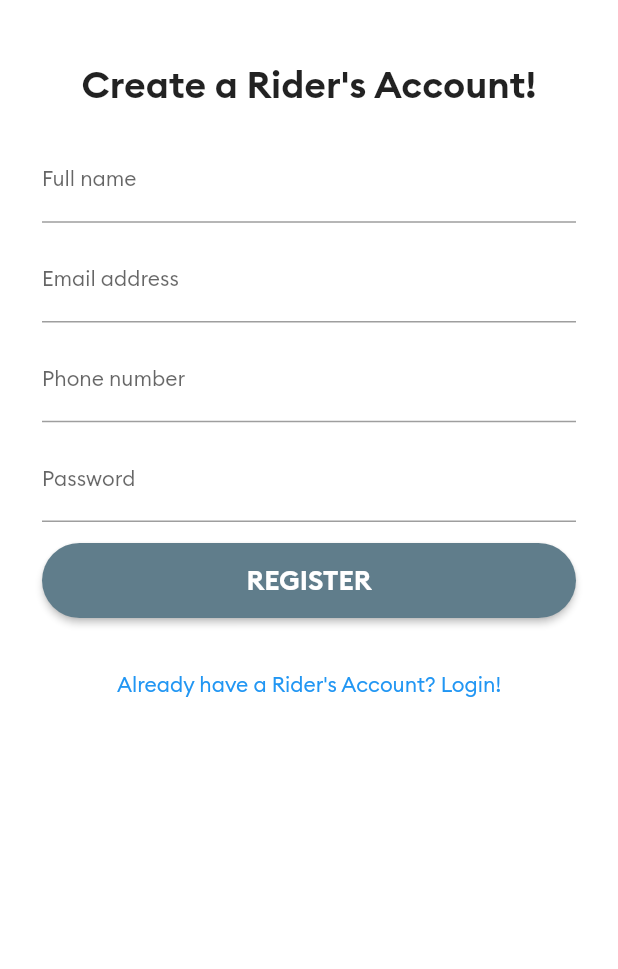
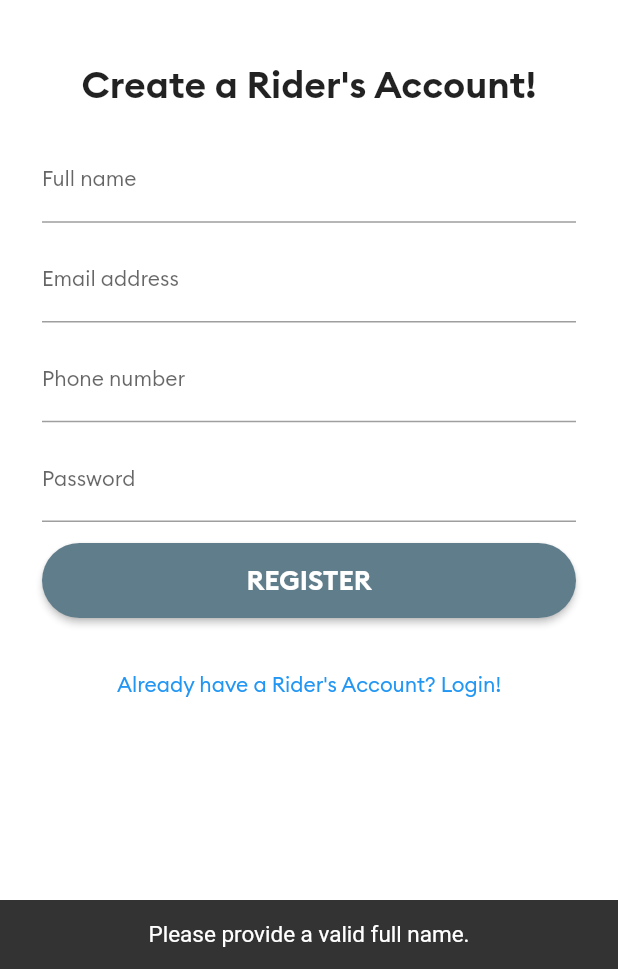
Before and after one commit to mudra16bhandari/cab-rider, a Flutter app: the RegistrationPage screen opened by its route, after a tap on "REGISTER", on a phone screen of 412 x 824 dp, the part 267-1236 px from its top. Run offline on Flutter 3.47's test engine with Material 2 defaults, Android fonts, the phone set to English and light mode, and no system bars; our stand-ins replace firebase_auth, firebase_core, firebase_database; accounts and stored records are empty.

Commit message:
Registration Authentication and some event handling

```diff
--- a/lib/screens/registration_page.dart
+++ b/lib/screens/registration_page.dart
@@ -1,5 +1,6 @@
 import 'package:cab_rider/screens/loginpage.dart';
 import 'package:cab_rider/widgets/TaxiButton.dart';
+import 'package:firebase_auth/firebase_auth.dart';
 import 'package:flutter/material.dart';
 
 import '../brand_colors.dart';
@@ -8,9 +9,42 @@
 
   static const String id = "register";
 
+  final GlobalKey<ScaffoldState> scaffoldKey = new GlobalKey<ScaffoldState>();
+
+  void showSnackBar(String title){
+    final snackbar = SnackBar(
+      content: Text(title, textAlign: TextAlign.center,style: TextStyle(fontSize: 15),),
+    );
+    ScaffoldMessenger.of(scaffoldKey.currentState.context).showSnackBar(snackbar);
+
+  }
+
+  final FirebaseAuth _auth = FirebaseAuth.instance;
+
+  var fullNameController = TextEditingController();
+  var emailController = TextEditingController();
+  var phoneController = TextEditingController();
+  var passwordController = TextEditingController();
+
+  void registerUser() async{
+    final User user = (await _auth.createUserWithEmailAndPassword(
+        email: emailController.text,
+        password: passwordController.text)).user;
+
+    if(user!=null){
+      print("Registration Successful!");
+    }
+    else{
+      print("Some error occurred!");
+    }
+  }
+
+
+
   @override
   Widget build(BuildContext context) {
     return Scaffold(
+      key: scaffoldKey,
       backgroundColor: Colors.white,
       body: SafeArea(
         child: SingleChildScrollView(
@@ -41,6 +75,7 @@
                     children: [
                       //Full name
                       TextField(
+                        controller: fullNameController,
                         keyboardType: TextInputType.name,
                         decoration: InputDecoration(
                             labelText: 'Full name',
@@ -58,6 +93,7 @@
                       ),
                       //Email Address
                       TextField(
+                        controller: emailController,
                         keyboardType: TextInputType.emailAddress,
                         decoration: InputDecoration(
                             labelText: 'Email address',
@@ -75,6 +111,7 @@
                       ),
                       // Phone Number
                       TextField(
+                        controller: phoneController,
                         keyboardType: TextInputType.phone,
                         decoration: InputDecoration(
                             labelText: 'Phone number',
@@ -91,6 +128,7 @@
                         height: 10,
                       ),
                       TextField(
+                        controller: passwordController,
                         obscureText: true,
                         decoration: InputDecoration(
                             labelText: 'Password',
@@ -109,7 +147,27 @@
                       TaxiButton(
                         title: "REGISTER",
                         color: BrandColors.colorBlueGray,
-                        onPressed: (){},
+                        onPressed: (){
+                          //check network connection
+                          if(fullNameController.text.length < 3){
+                            showSnackBar('Please provide a valid full name.');
+                            return;
+                          }
+                          if(!emailController.text.contains('@')){
+                            showSnackBar('Please provide a valid email address.');
+                            return;
+                          }
+                          if(phoneController.text.length<10){
+                            showSnackBar('Please provide a valid phone number.');
+                            return;
+                          }
+                          if(passwordController.text.length<8){
+                            showSnackBar('Password must have atleast 8 characters.');
+                            return;
+                          }
+
+                          registerUser();
+                        },
                       )
                     ],
                   ),
```
Also changed, not shown: 4 other files.
